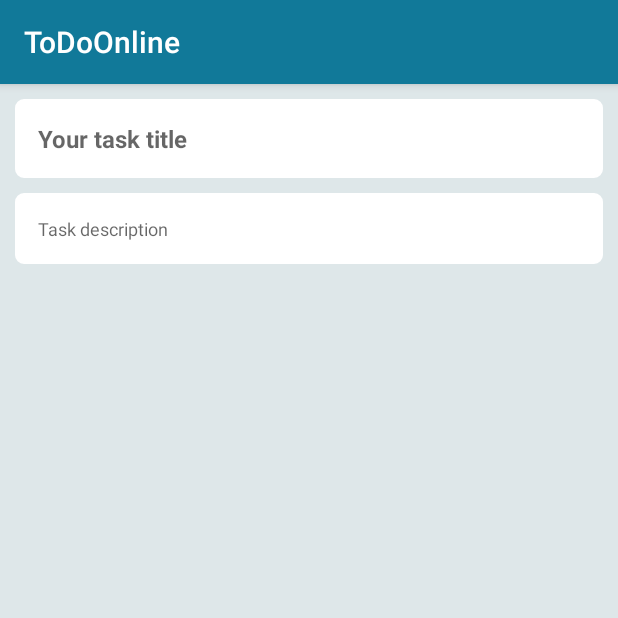
After one commit to Sumonpaul141/todo_online, an Android app: the DetailsTaskActivity screen opened directly, with no data from a screen before it, on a phone screen of 412 x 824 dp, the top half of it. The commit adds this screen. Run offline under Robolectric (Android 15) with nearby library versions, the phone set to English and light mode, and no system bars.

Commit message:
Task details added and Design change

```diff
--- a/app/src/main/AndroidManifest.xml
+++ b/app/src/main/AndroidManifest.xml
@@ -11,7 +11,9 @@
         android:roundIcon="@mipmap/ic_launcher_round"
         android:supportsRtl="true"
         android:theme="@style/AppTheme">
-        <activity android:name=".Views.SplashScreenActivity"
+        <activity android:name=".Views.DetailsTaskActivity"></activity>
+        <activity
+            android:name=".Views.SplashScreenActivity"
             android:theme="@style/Theme.AppCompat.Light.NoActionBar">
             <intent-filter>
                 <action android:name="android.intent.action.MAIN" />
@@ -19,15 +21,16 @@
                 <category android:name="android.intent.category.LAUNCHER" />
             </intent-filter>
         </activity>
-        <activity android:name=".Views.AddTaskActivity"
-            android:parentActivityName=".Views.MainActivity"/>
+        <activity
+            android:name=".Views.AddTaskActivity"
+            android:parentActivityName=".Views.MainActivity" />
         <activity
             android:name=".Views.RegistrationActivity"
             android:theme="@style/Theme.AppCompat.Light.NoActionBar" />
         <activity
             android:name=".Views.LoginActivity"
-            android:theme="@style/Theme.AppCompat.Light.NoActionBar"/>
-        <activity android:name=".Views.MainActivity"/>
+            android:theme="@style/Theme.AppCompat.Light.NoActionBar" />
+        <activity android:name=".Views.MainActivity" />
     </application>
 
 </manifest>
--- a/app/src/main/java/com/belivit/todoonline/Adapters/TaskAdapter.java
+++ b/app/src/main/java/com/belivit/todoonline/Adapters/TaskAdapter.java
@@ -1,6 +1,7 @@
 package com.belivit.todoonline.Adapters;
 
 import android.content.Context;
+import android.content.Intent;
 import android.view.LayoutInflater;
 import android.view.View;
 import android.view.ViewGroup;
@@ -11,6 +12,7 @@ import androidx.recyclerview.widget.RecyclerView;
 
 import com.belivit.todoonline.Models.Task;
 import com.belivit.todoonline.R;
+import com.belivit.todoonline.Views.DetailsTaskActivity;
 
 import java.util.List;
 
@@ -32,10 +34,20 @@ public class TaskAdapter extends RecyclerView.Adapter<TaskAdapter.ViewHolder> {
     }
 
     @Override
-    public void onBindViewHolder(@NonNull TaskAdapter.ViewHolder holder, int position) {
-        Task task = taskList.get(position);
+    public void onBindViewHolder(@NonNull final TaskAdapter.ViewHolder holder, int position) {
+        final Task task = taskList.get(position);
         holder.title.setText(task.getTitle());
         holder.description.setText(task.getDescreiption());
+
+        holder.itemView.setOnClickListener(new View.OnClickListener() {
+            @Override
+            public void onClick(View v) {
+                Intent intent = new Intent(context, DetailsTaskActivity.class);
+                intent.putExtra("title", task.getTitle());
+                intent.putExtra("description", task.getDescreiption());
+                context.startActivity(intent);
+            }
+        });
     }
 
     @Override
--- /dev/null
+++ b/app/src/main/java/com/belivit/todoonline/Views/DetailsTaskActivity.java
@@ -0,0 +1,33 @@
+package com.belivit.todoonline.Views;
+
+import androidx.appcompat.app.AppCompatActivity;
+
+import android.os.Bundle;
+import android.widget.TextView;
+
+import com.belivit.todoonline.R;
+
+public class DetailsTaskActivity extends AppCompatActivity {
+    TextView detailsTaskDescriptionTv, detailsTaskTitleTV;
+    String title= "", description ="";
+
+    @Override
+    protected void onCreate(Bundle savedInstanceState) {
+        super.onCreate(savedInstanceState);
+        setContentView(R.layout.activity_details_task);
+        init();
+        if (getIntent().getStringExtra("title")  != null && getIntent().getStringExtra("description") != null){
+            title = getIntent().getStringExtra("title");
+            description = getIntent().getStringExtra("description");
+        }
+        detailsTaskDescriptionTv.setText(description);
+        detailsTaskTitleTV.setText(title);
+
+
+    }
+
+    private void init() {
+        detailsTaskDescriptionTv = findViewById(R.id.detailsTaskDescriptionTv);
+        detailsTaskTitleTV = findViewById(R.id.detailsTaskTitleTV);
+    }
+}
--- /dev/null
+++ b/app/src/main/res/layout/activity_details_task.xml
@@ -0,0 +1,46 @@
+<?xml version="1.0" encoding="utf-8"?>
+<LinearLayout xmlns:android="http://schemas.android.com/apk/res/android"
+    xmlns:app="http://schemas.android.com/apk/res-auto"
+    xmlns:tools="http://schemas.android.com/tools"
+    android:layout_width="match_parent"
+    android:layout_height="match_parent"
+    tools:context=".Views.DetailsTaskActivity"
+    android:background="@color/colorLite">
+
+    <LinearLayout
+        android:id="@+id/viewTaskLL"
+        android:layout_width="match_parent"
+        android:layout_height="wrap_content"
+        android:orientation="vertical">
+        <TextView
+            android:backgroundTint="@color/colorWhite"
+            android:id="@+id/detailsTaskTitleTV"
+            android:textColor="@color/colorPrimary"
+            android:layout_width="match_parent"
+            android:layout_height="wrap_content"
+            android:hint="Your task title"
+            android:textAllCaps="true"
+            android:textStyle="bold"
+            android:textSize="16sp"
+            android:background="@drawable/background_outer"
+            android:padding="15dp"
+            android:layout_margin="10dp"
+            />
+        <TextView
+            android:backgroundTint="@color/colorWhite"
+            android:id="@+id/detailsTaskDescriptionTv"
+            android:textColor="@color/colorPrimary"
+            android:textSize="12sp"
+            android:layout_width="match_parent"
+            android:layout_height="wrap_content"
+            android:hint="Task description "
+            android:background="@drawable/background_outer"
+            android:padding="15dp"
+            android:gravity="top"
+            android:layout_marginLeft="10dp"
+            android:layout_marginRight="10dp"
+            android:layout_marginBottom="10dp"
+            />
+    </LinearLayout>
+
+</LinearLayout>
--- a/app/src/main/res/values/colors.xml
+++ b/app/src/main/res/values/colors.xml
@@ -7,4 +7,5 @@
     <color name="colorWhite">#FFFFFF</color>
     <color name="colorOffWhite">#DEE7E9</color>
     <color name="colorGrey">#8C999C</color>
+    <color name="colorLite">#dee7e9</color>
 </resources>
```
